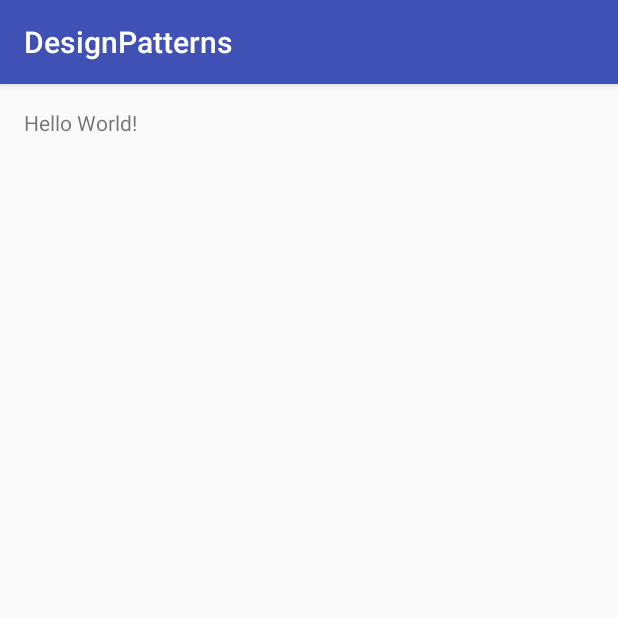
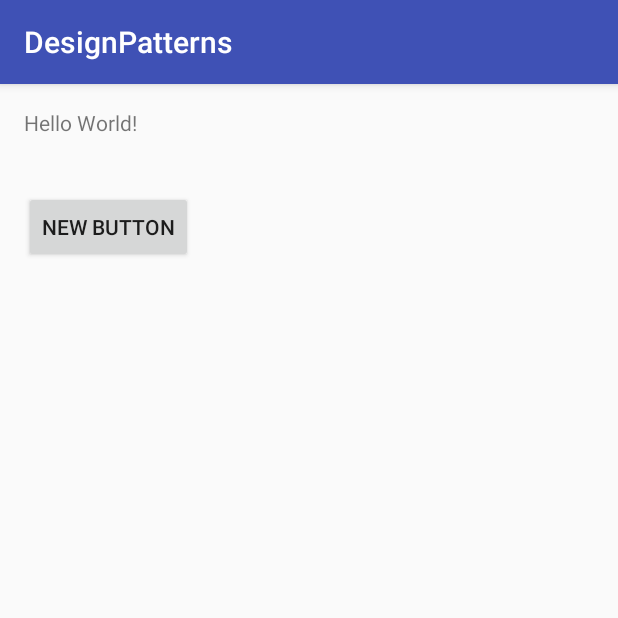
Before and after one commit to ganesanbbc/DesignPatterns, an Android app: the screen it shows after launch (MainActivity), on a phone screen of 412 x 824 dp, the top half of it. Run offline under Robolectric (Android 15) with nearby library versions, the phone set to English and light mode, and no system bars.

```diff
--- a/app/build.gradle
+++ b/app/build.gradle
@@ -23,4 +23,8 @@ dependencies {
     compile fileTree(dir: 'libs', include: ['*.jar'])
     androidTestCompile 'junit:junit:4.12'
     compile 'com.android.support:appcompat-v7:24.0.0'
+    testCompile 'org.testng:testng:6.9.6'
+    testCompile 'junit:junit:4.12'
+    testCompile 'org.hamcrest:hamcrest-library:1.3'
+
 }
--- a/app/src/main/java/com/nsg/dp/MainActivity.java
+++ b/app/src/main/java/com/nsg/dp/MainActivity.java
@@ -2,12 +2,28 @@ package com.nsg.dp;
 
 import android.support.v7.app.AppCompatActivity;
 import android.os.Bundle;
+import android.view.View;
+import android.widget.TextView;
 
-public class MainActivity extends AppCompatActivity {
+public class MainActivity extends AppCompatActivity implements MainActivityPresenterListener {
+
+    private MainActivityPresenter mainActivityPresenter;
 
     @Override
     protected void onCreate(Bundle savedInstanceState) {
         super.onCreate(savedInstanceState);
         setContentView(R.layout.activity_main);
+        mainActivityPresenter = new MainActivityImplementation(this);
+    }
+
+
+    public void onClick(View view) {
+
+
+    }
+
+    @Override
+    public void updateStatus() {
+        ((TextView) findViewById(R.id.textView)).setText("Status Updated");
     }
 }
--- /dev/null
+++ b/app/src/main/java/com/nsg/dp/MainActivityImplementation.java
@@ -0,0 +1,18 @@
+package com.nsg.dp;
+
+/**
+ * Created by varshika on 09/07/16.
+ */
+public class MainActivityImplementation implements MainActivityPresenter{
+    private MainActivityPresenterListener listener;
+
+    public MainActivityImplementation(MainActivityPresenterListener mainActivityPresenterListener) {
+
+        this.listener = mainActivityPresenterListener;
+    }
+
+    @Override
+    public void updateStatus() {
+        listener.updateStatus();
+    }
+}
--- /dev/null
+++ b/app/src/main/java/com/nsg/dp/MainActivityPresenter.java
@@ -0,0 +1,8 @@
+package com.nsg.dp;
+
+/**
+ * Created by varshika on 09/07/16.
+ */
+public interface MainActivityPresenter {
+    void updateStatus();
+}
--- /dev/null
+++ b/app/src/main/java/com/nsg/dp/MainActivityPresenterListener.java
@@ -0,0 +1,8 @@
+package com.nsg.dp;
+
+/**
+ * Created by varshika on 09/07/16.
+ */
+public interface MainActivityPresenterListener {
+    void updateStatus();
+}
--- a/app/src/main/res/layout/activity_main.xml
+++ b/app/src/main/res/layout/activity_main.xml
@@ -12,5 +12,19 @@
     <TextView
         android:layout_width="wrap_content"
         android:layout_height="wrap_content"
-        android:text="Hello World!" />
+        android:text="Hello World!"
+        android:id="@+id/textView" />
+
+    <Button
+        android:layout_width="wrap_content"
+        android:layout_height="wrap_content"
+        android:text="New Button"
+        android:onClick="OnClick"
+        android:id="@+id/button"
+        android:layout_below="@+id/textView"
+        android:layout_alignParentLeft="true"
+        android:layout_alignParentStart="true"
+        android:layout_marginTop="36dp" />
+
+
 </RelativeLayout>
```
Also changed, not shown: 2 other files.
